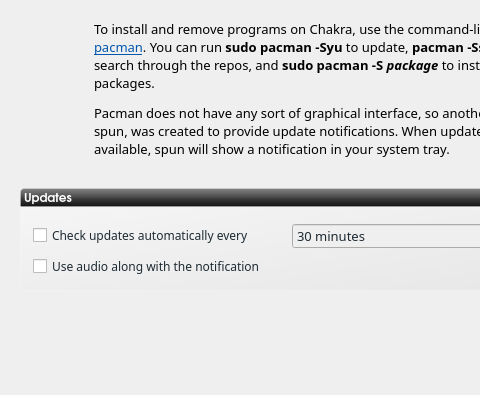
rshipp/kapudan, file ui/ui_scrPackage.ui: the form before one commit; both pictures show x 0 to 480 and y 0 to 395 of the 577 by 505 pixel window.
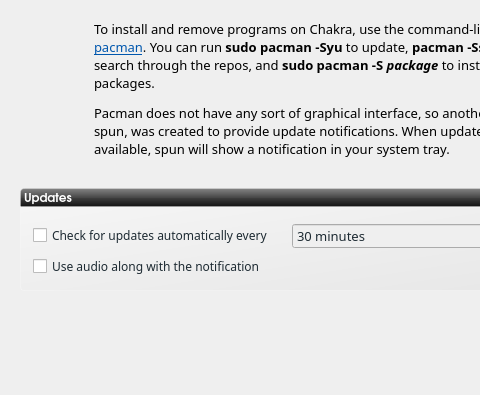
The form after the commit. Icons and pictures are not drawn.

Commit message:
fixing package screen
still need to change all the showTray etc to new audio box, and hook up the spun config logic

What changed in the file:
```diff
--- a/ui/ui_scrPackage.ui
+++ b/ui/ui_scrPackage.ui
@@ -73,7 +73,7 @@
              <string notr="true">color: rgb(30, 43, 51)</string>
             </property>
             <property name="text">
-             <string>Check updates automatically every</string>
+             <string>Check for updates automatically every</string>
             </property>
            </widget>
           </item>
```
The commit also changes 1 other file.
